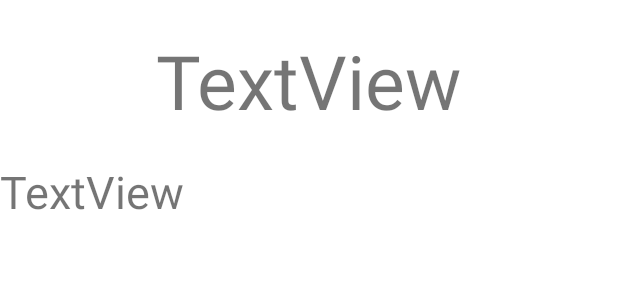
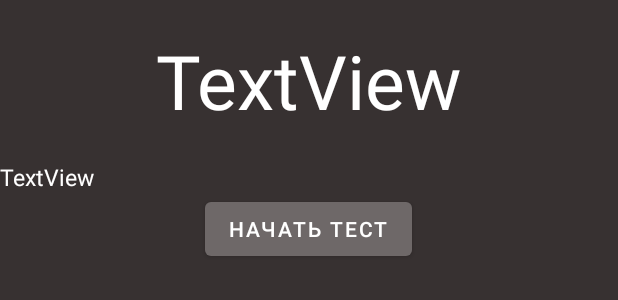
Before and after one commit to KornevSergei/EnglishLessons, an Android app: the layout activity_lesson_decription.xml on its own in the app's theme, with its tools: preview values and no code run, on a phone screen of 412 x 824 dp. Shown: the top 300 px of the screen. Run offline under Robolectric (Android 15) with nearby library versions, the phone set to English and light mode, and no system bars.

Commit message:
Commit 10

```diff
--- a/app/src/main/java/com/example/englishlessons/Utils.java
+++ b/app/src/main/java/com/example/englishlessons/Utils.java
@@ -5,8 +5,7 @@ package com.example.englishlessons;
 public class Utils {
 
     public static final String LESSON_1 = "Урок 1";
-    public static final String DESCRIPTION_1 = "В этом уроке мы изучим 2 новых глагола:\n" +
-            "to love - любить и to trust - доверять.\n" +
+    public static final String DESCRIPTION_1 = "В этом уроке мы изучим 2 новых глагола: to love - любить и to trust - доверять.\n" +
             "Это опять глаголы состояния.\n" +
             "\n" +
             "Как вы помните из прошлого урока, в 3-ем лице единственного числа к глаголам простого настоящего времени добавляется окончание -s.\n" +
--- a/app/src/main/res/layout/activity_lesson_decription.xml
+++ b/app/src/main/res/layout/activity_lesson_decription.xml
@@ -4,6 +4,7 @@
     xmlns:tools="http://schemas.android.com/tools"
     android:layout_width="match_parent"
     android:layout_height="match_parent"
+    android:background="@color/dark_grey"
     android:orientation="vertical"
     tools:context=".LessonDescription">
 
@@ -15,7 +16,7 @@
         <LinearLayout
             android:layout_width="match_parent"
             android:layout_height="wrap_content"
-            android:orientation="vertical" >
+            android:orientation="vertical">
 
             <TextView
                 android:id="@+id/titleTextView"
@@ -24,6 +25,7 @@
                 android:layout_gravity="center"
                 android:layout_margin="20dp"
                 android:text="TextView"
+                android:textColor="@color/white"
                 android:textSize="50sp" />
 
             <TextView
@@ -31,15 +33,19 @@
                 android:layout_width="wrap_content"
                 android:layout_height="wrap_content"
                 android:text="TextView"
-                android:textSize="30sp" />
+                android:textColor="@color/white"
+                android:textSize="15sp" />
 
-
+            <Button
+                android:layout_width="wrap_content"
+                android:layout_height="match_parent"
+                android:layout_gravity="center"
+                android:layout_marginBottom="20dp"
+                android:text="Начать тест" />
 
 
         </LinearLayout>
     </ScrollView>
 
 
-
-
 </LinearLayout>
--- a/app/src/main/res/layout/activity_lesson_item.xml
+++ b/app/src/main/res/layout/activity_lesson_item.xml
@@ -2,12 +2,13 @@
 <androidx.cardview.widget.CardView xmlns:android="http://schemas.android.com/apk/res/android"
     xmlns:app="http://schemas.android.com/apk/res-auto"
     xmlns:tools="http://schemas.android.com/tools"
-    android:layout_width="match_parent"
+    android:layout_width="200dp"
     android:layout_height="50dp"
     android:layout_margin="5dp"
     app:cardCornerRadius="20dp">
 
     <RelativeLayout
+        android:background="@color/brawn_3"
         android:layout_width="match_parent"
         android:layout_height="match_parent">
 
@@ -21,6 +22,7 @@
 
         <TextView
             android:id="@+id/lessonTitleTextView"
+            android:textColor="@color/white"
             android:layout_width="match_parent"
             android:layout_height="match_parent"
             android:gravity="center"
--- a/app/src/main/res/layout/activity_start.xml
+++ b/app/src/main/res/layout/activity_start.xml
@@ -3,8 +3,8 @@
     android:id="@+id/tabHost"
     xmlns:android="http://schemas.android.com/apk/res/android"
     android:layout_width="match_parent"
-    android:layout_height="wrap_content"
-    android:layout_gravity="center_horizontal">
+    android:background="@color/dark_grey"
+    android:layout_height="wrap_content">
 
     <LinearLayout
         android:layout_width="match_parent"
@@ -14,7 +14,6 @@
         <TabWidget
             android:id="@android:id/tabs"
             android:layout_width="match_parent"
-            android:background="@color/grey"
             android:layout_height="wrap_content">
         </TabWidget>
 
@@ -31,6 +30,7 @@
 
                 <androidx.recyclerview.widget.RecyclerView
                     android:id="@+id/recyclerView"
+                    android:paddingStart="100dp"
                     android:layout_width="match_parent"
                     android:layout_height="match_parent"
                     android:scrollbars="vertical" />
--- a/app/src/main/res/values/colors.xml
+++ b/app/src/main/res/values/colors.xml
@@ -8,6 +8,9 @@
     <color name="black">#FF000000</color>
     <color name="white">#FFFFFFFF</color>
     <color name="grey">#6E6868</color>
+    <color name="dark_grey">#373131</color>
     <color name="brawn">#87332C</color>
+    <color name="brawn_2">#D64E42</color>
+    <color name="brawn_3">#987370</color>
 
 </resources>
--- a/app/src/main/res/values/themes.xml
+++ b/app/src/main/res/values/themes.xml
@@ -1,9 +1,9 @@
 <resources xmlns:tools="http://schemas.android.com/tools">
     <!-- Base application theme. -->
-    <style name="Theme.EnglishLessons" parent="Theme.MaterialComponents.Light.DarkActionBar">
+    <style name="Theme.EnglishLessons" parent="Theme.MaterialComponents.Light.NoActionBar">
         <!-- Primary brand color. -->
         <item name="colorPrimary">@color/grey</item>
-        <item name="colorPrimaryVariant">@color/purple_700</item>
+        <item name="colorPrimaryVariant">@color/black</item>
         <item name="colorOnPrimary">@color/white</item>
         <!-- Secondary brand color. -->
         <item name="colorSecondary">@color/black</item>
```
